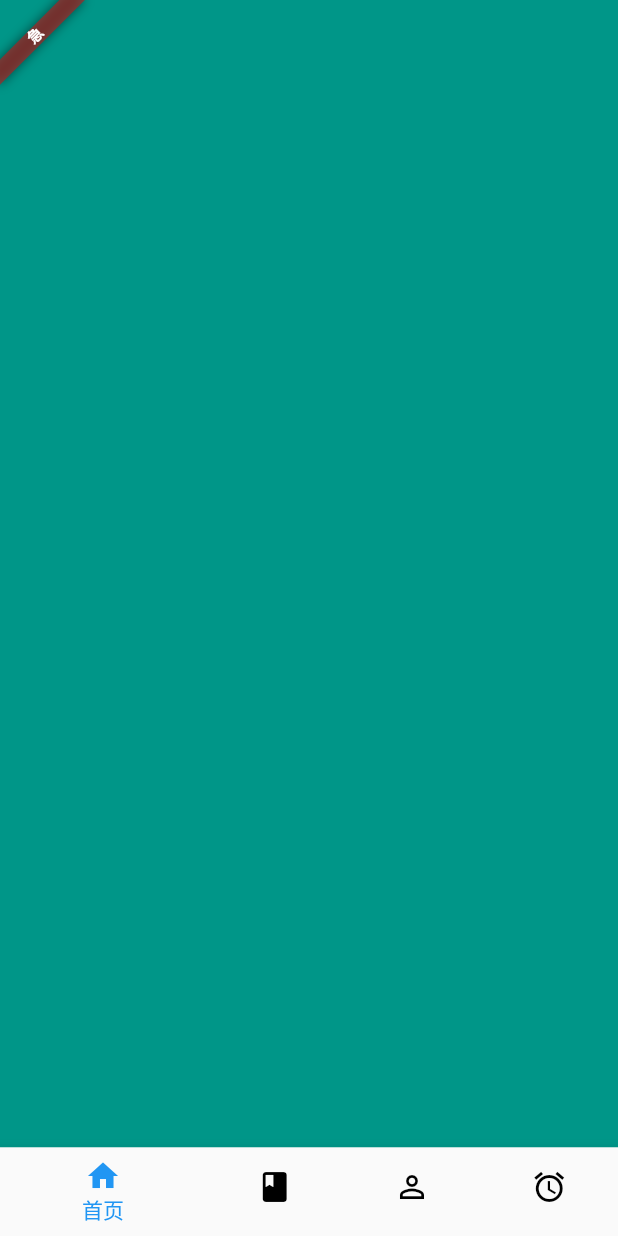
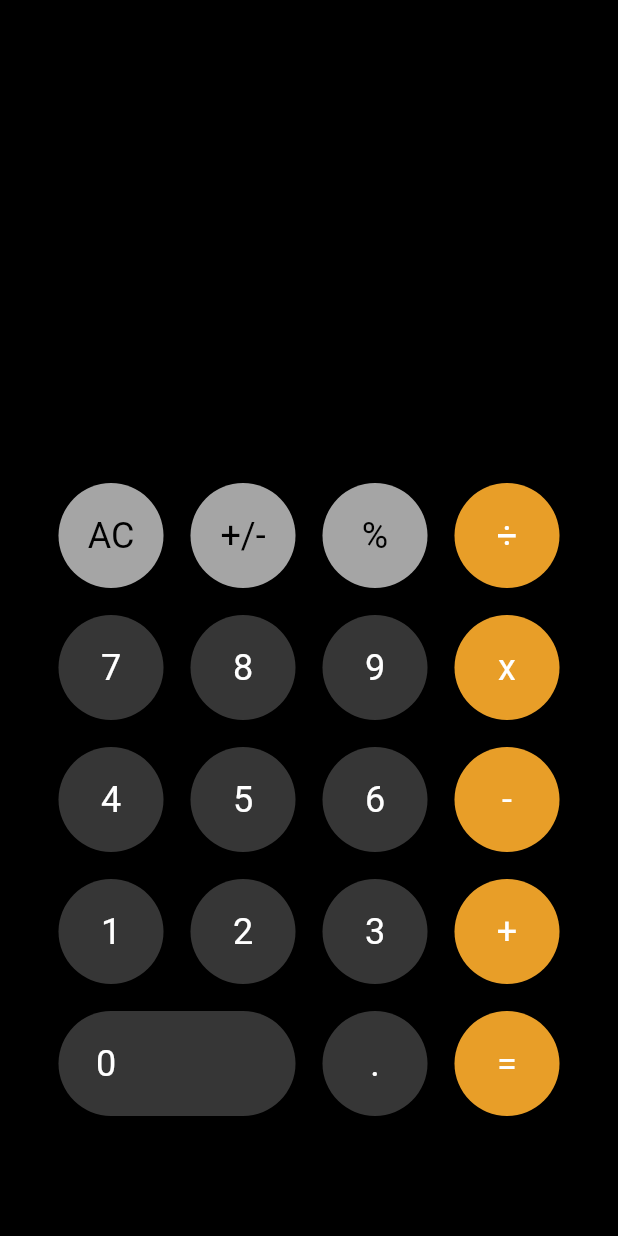
Before and after one commit to codeguyFred/flutter_pratice, a Flutter app: the screen it shows after launch, on a phone screen of 412 x 824 dp. Run offline on Flutter 3.47's test engine with Material 2 defaults, Android fonts, the phone set to English and light mode, and no system bars.

Commit message:
计算器

```diff
--- /dev/null
+++ b/lib/caculate.dart
@@ -0,0 +1,261 @@
+import 'package:flutter/material.dart';
+import 'package:flutter/widgets.dart';
+
+class Caculator extends StatefulWidget {
+
+  @override
+  State<StatefulWidget> createState() {
+   return CaculatorState();
+  }
+}
+
+class CaculatorState extends State {
+  String _beforeText = '';
+  String _operateText = '';
+  var _text = '';
+  bool _isResult = false;
+
+  @override
+  Widget build(BuildContext context) {
+       var _onValueChange = (value) {
+
+         setState(() {
+           switch (value) {
+             case 'AC':
+               _text = '0';
+               _beforeText = '0';
+               _isResult = false;
+               break;
+             case '+/-':
+               if (_text.startsWith('-')) {
+                 _text = _text.substring(1);
+               } else {
+                 _text = '-$_text';
+               }
+               break;
+             case '%':
+               double d = _value2Double(_text);
+               _isResult = true;
+               _text = '${d / 100.0}';
+               break;
+             case '+':
+             case '-':
+             case 'x':
+             case '÷':
+               _isResult = false;
+               _operateText = value;
+               break;
+             case '0':
+             case '1':
+             case '2':
+             case '3':
+             case '4':
+             case '5':
+             case '6':
+             case '7':
+             case '8':
+             case '9':
+             case '.':
+               if (_isResult) {
+                 _text = value;
+               }
+               if (_operateText.isNotEmpty) {
+                 _beforeText = _text;
+                 _text = '';
+               }
+               _text += value;
+               if (_text.startsWith('0')) {
+                 _text = _text.substring(1);
+               }
+               break;
+             case '=':
+               double d = _value2Double(_beforeText);
+               double d1 = _value2Double(_text);
+               switch (_operateText) {
+                 case '+':
+                   _text = '${d + d1}';
+                   break;
+                 case '-':
+                   _text = '${d - d1}';
+                   break;
+                 case 'x':
+                   _text = '${d * d1}';
+                   break;
+                 case '÷':
+                   _text = '${d / d1}';
+                   break;
+               }
+               _beforeText = '';
+               _isResult = true;
+               _operateText = '';
+               break;
+           }
+         });
+     };
+
+     return MaterialApp(
+         home: Scaffold(
+           backgroundColor: Colors.black,
+           body: Container(
+             padding: EdgeInsets.symmetric(horizontal: 18),
+             child: Column(
+               children: <Widget>[
+                 Expanded(
+                   child: Container(
+                     alignment: Alignment.bottomRight,
+                     padding: EdgeInsets.only(right: 10),
+                     child: Text(
+                       '$_text',
+                       maxLines: 1,
+                       style: TextStyle(
+                           color: Colors.white,
+                           fontSize: 48,
+                           fontWeight: FontWeight.w400),
+                     ),
+                   ),
+                 ),
+                 SizedBox(
+                   height: 20,
+                 ),
+                 _CalculatorKeyboard(onValueChange: _onValueChange),
+                 SizedBox(
+                   height: 80,
+                 )
+               ],
+             ),
+           ),
+         ));
+  }
+
+  double _value2Double(String value) {
+    if (_text.startsWith('-')) {
+      String s = value.substring(1);
+      return double.parse(s) * -1;
+    } else {
+      return double.parse(value);
+    }
+  }
+}
+
+class _CalculatorKeyboard extends StatelessWidget {
+  final List<Map> _keyboardList = [
+    {
+      'text': 'AC',
+      'textColor': Colors.black,
+      'color': Color(0xFFA5A5A5),
+      'highlightColor': Color(0xFFD8D8D8)
+    },
+    {
+      'text': '+/-',
+      'textColor': Colors.black,
+      'color': Color(0xFFA5A5A5),
+      'highlightColor': Color(0xFFD8D8D8)
+    },
+    {
+      'text': '%',
+      'textColor': Colors.black,
+      'color': Color(0xFFA5A5A5),
+      'highlightColor': Color(0xFFD8D8D8)
+    },
+    {
+      'text': '÷',
+      'color': Color(0xFFE89E28),
+      'highlightColor': Color(0xFFEDC68F)
+    },
+    {'text': '7', 'color': Color(0xFF363636)},
+    {'text': '8', 'color': Color(0xFF363636)},
+    {'text': '9', 'color': Color(0xFF363636)},
+    {
+      'text': 'x',
+      'color': Color(0xFFE89E28),
+      'highlightColor': Color(0xFFEDC68F)
+    },
+    {'text': '4', 'color': Color(0xFF363636)},
+    {'text': '5', 'color': Color(0xFF363636)},
+    {'text': '6', 'color': Color(0xFF363636)},
+    {
+      'text': '-',
+      'color': Color(0xFFE89E28),
+      'highlightColor': Color(0xFFEDC68F)
+    },
+    {'text': '1', 'color': Color(0xFF363636)},
+    {'text': '2', 'color': Color(0xFF363636)},
+    {'text': '3', 'color': Color(0xFF363636)},
+    {
+      'text': '+',
+      'color': Color(0xFFE89E28),
+      'highlightColor': Color(0xFFEDC68F)
+    },
+    {'text': '0', 'color': Color(0xFF363636), 'width': 158.0},
+    {'text': '.', 'color': Color(0xFF363636)},
+    {
+      'text': '=',
+      'color': Color(0xFFE89E28),
+      'highlightColor': Color(0xFFEDC68F)
+    },
+  ];
+  final ValueChanged<String> onValueChange;
+
+  _CalculatorKeyboard({Key key, this.onValueChange}) : super(key: key);
+
+  @override
+  Widget build(BuildContext context) {
+    return Container(
+        child: Wrap(
+      runSpacing: 18,
+      spacing: 18,
+      children: List.generate(_keyboardList.length, (index) {
+        return _CalculatorItem(
+          text: _keyboardList[index]['text'],
+          textColor: _keyboardList[index]['textColor'],
+          color: _keyboardList[index]['color'],
+          highlightColor: _keyboardList[index]['highlightColor'],
+          width: _keyboardList[index]['width'],
+          onValueChange: onValueChange,
+        );
+      }),
+    ));
+  }
+}
+
+class _CalculatorItem extends StatelessWidget {
+  final String text;
+  final Color textColor;
+  final Color color;
+  final Color highlightColor;
+  final double width;
+  final ValueChanged<String> onValueChange;
+
+  _CalculatorItem(
+      {this.text,
+      this.textColor,
+      this.color,
+      this.highlightColor,
+      this.width,
+      this.onValueChange});
+
+  @override
+  Widget build(BuildContext context) {
+    return Ink(
+      decoration: BoxDecoration(
+          color: color, borderRadius: BorderRadius.all(Radius.circular(200))),
+      child: InkWell(
+        onTap: () {
+          onValueChange('$text');
+        },
+        borderRadius: BorderRadius.all(Radius.circular(200)),
+        highlightColor: highlightColor ?? color,
+        child: Container(
+          width: width ?? 70,
+          height: 70,
+          padding: EdgeInsets.only(left: width == null ? 0 : 25),
+          alignment: width == null ? Alignment.center : Alignment.centerLeft,
+          child: Text(
+            '$text',
+            style: TextStyle(color: textColor ?? Colors.white, fontSize: 24),
+          ),
+        ),
+      ),
+    );
+  }
+}
--- a/lib/main.dart
+++ b/lib/main.dart
@@ -5,6 +5,7 @@ import 'package:flutter/material.dart';
 import 'package:flutter_app/scrollview.dart';
 import 'package:flutter_app/table.dart';
 
+import 'caculate.dart';
 import 'dismissible.dart';
 import 'draggable.dart';
 import 'drawer.dart';
@@ -15,7 +16,7 @@ import 'navigator.dart';
 import 'rose.dart';
 
 void main() {
-  runApp(MyApp());
+  runApp(Caculator());
 }
 
 class MyApp extends StatelessWidget {
```
Also changed, not shown: assets/images/laomeng_qr.png (added).
